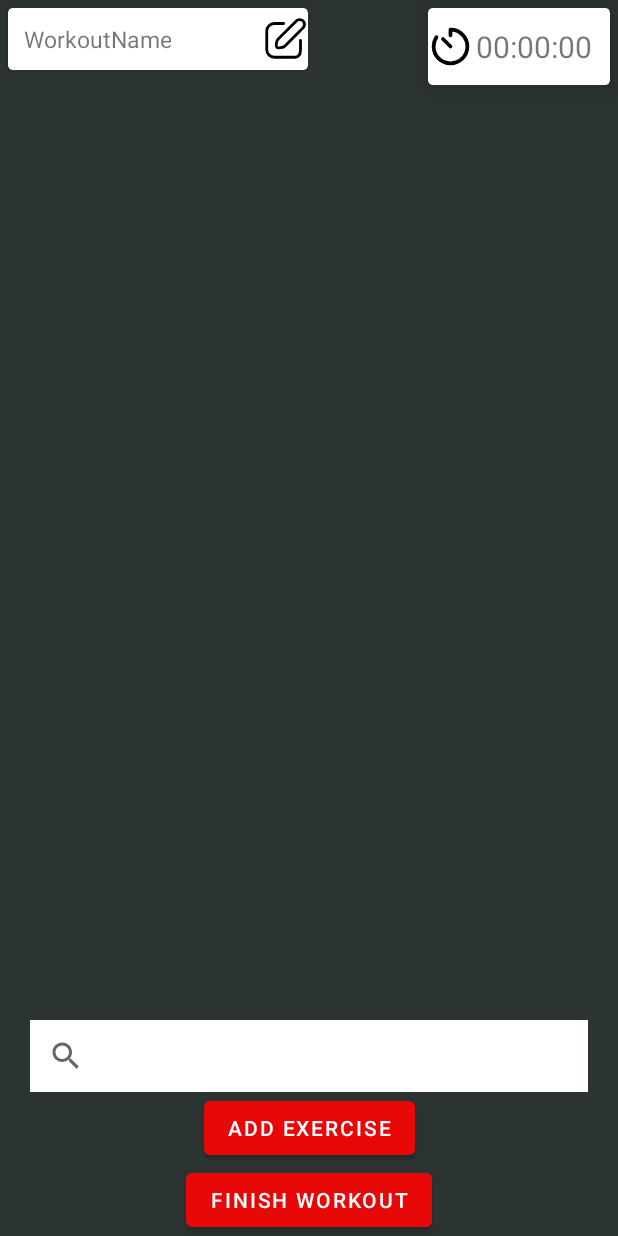
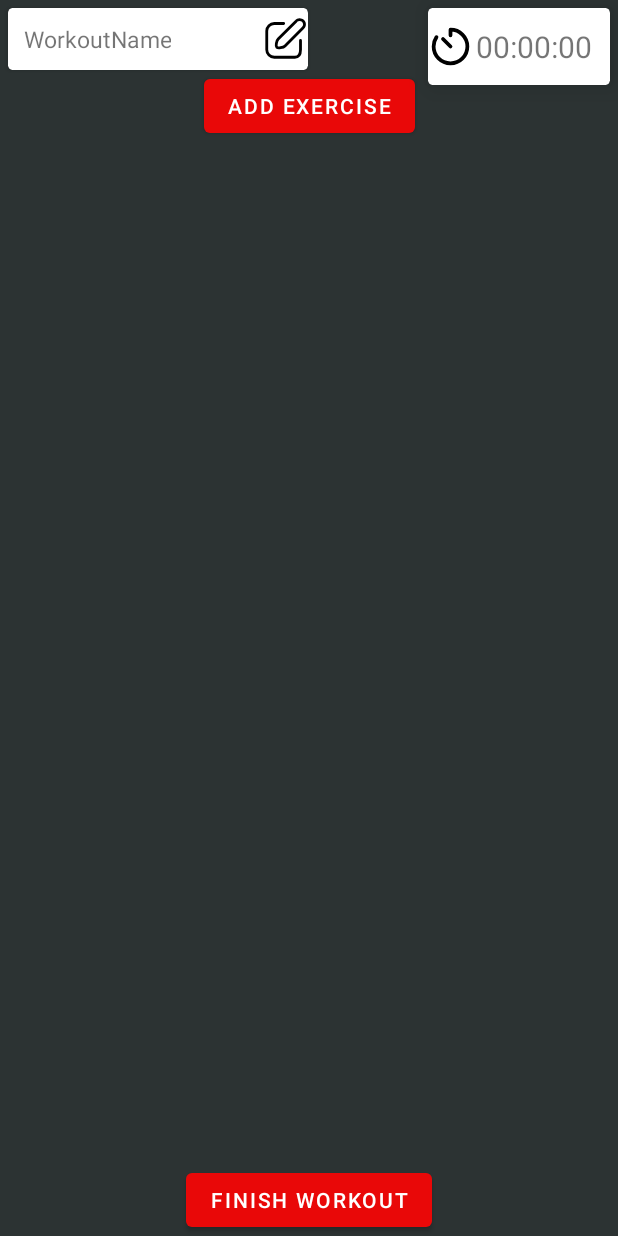
Before and after one commit to asherb93/GymBro, an Android app: the layout activity_workout.xml on its own in the app's theme, with its tools: preview values and no code run, on a phone screen of 412 x 824 dp. Run offline under Robolectric (Android 15) with nearby library versions, the phone set to English and light mode, and no system bars.

Commit message:
update
-Workout activity is more functional now
-add set button works
-add exercise button works but needs polishing

```diff
--- a/app/src/main/java/com/example/gymbro/Adapters/ExerciseSetAdapter.java
+++ b/app/src/main/java/com/example/gymbro/Adapters/ExerciseSetAdapter.java
@@ -4,6 +4,7 @@ import android.content.Context;
 import android.view.LayoutInflater;
 import android.view.View;
 import android.view.ViewGroup;
+import android.widget.Button;
 import android.widget.CheckBox;
 import android.widget.TextView;
 
@@ -58,6 +59,7 @@ public class ExerciseSetAdapter extends RecyclerView.Adapter<ExerciseSetAdapter.
         TextView setRepsTV;
         CheckBox setCheckBox;
 
+
         public MyViewHolder(@NonNull View itemView) {
             super(itemView);
             setNumberTV = itemView.findViewById(R.id.set_number_LBL);
--- a/app/src/main/java/com/example/gymbro/Adapters/WorkoutRecyclerViewAdapter.java
+++ b/app/src/main/java/com/example/gymbro/Adapters/WorkoutRecyclerViewAdapter.java
@@ -58,7 +58,7 @@ public class WorkoutRecyclerViewAdapter extends RecyclerView.Adapter<WorkoutRecy
             holder.yesDeleteButton.setOnClickListener(v2 -> {
 
                 holder.workoutCardView.setAnimation(fadeOutAnimation);
-               // workoutsArray.remove(position);
+                workoutsArray.remove(position);
                 holder.askDeleteCardView.setVisibility(View.GONE);
                 SignalManager.getInstance().toast(workout.getWorkoutName()+" deleted");
                 SignalManager.getInstance().vibrate(1000);
--- a/app/src/main/java/com/example/gymbro/Models/ExerciseSet.java
+++ b/app/src/main/java/com/example/gymbro/Models/ExerciseSet.java
@@ -16,6 +16,11 @@ public class ExerciseSet {
         this.reps = reps;
         this.weight = weight;
     }
+
+    public ExerciseSet() {
+
+    }
+
 
     public ExerciseSet setReps(int reps) {
         this.reps = reps;
--- a/app/src/main/java/com/example/gymbro/Models/Workout.java
+++ b/app/src/main/java/com/example/gymbro/Models/Workout.java
@@ -9,6 +9,7 @@ public class Workout {
     private String workoutName;
     private String workoutDescription;
     private ArrayList<Exercise> exercises;
+
 
 
     private  int workoutid;
@@ -32,6 +33,7 @@ public class Workout {
         this.workoutName = workoutName;
         this.workoutDescription = workoutDescription;
         this.workoutid++;
+        this.exercises = new ArrayList<>();
     }
 
     public ArrayList<Exercise> getExercises() {
--- a/app/src/main/res/layout/activity_workout.xml
+++ b/app/src/main/res/layout/activity_workout.xml
@@ -78,35 +78,37 @@
     </androidx.cardview.widget.CardView>
 
 
-
     <androidx.recyclerview.widget.RecyclerView
         android:id="@+id/workouts_recyclerview"
         android:layout_width="match_parent"
+        android:layout_height="0dp"
         android:layout_margin="10dp"
-        android:layout_height="0dp"
-        app:layout_constraintBottom_toTopOf="@+id/searchView"
-        app:layout_constraintEnd_toEndOf="@+id/button2"
-        app:layout_constraintStart_toStartOf="@+id/button2"
-        app:layout_constraintTop_toBottomOf="@+id/cardView" />
+        app:layout_constraintBottom_toTopOf="@+id/button"
+        app:layout_constraintEnd_toEndOf="@+id/new_exercise_button"
+        app:layout_constraintStart_toStartOf="@+id/new_exercise_button"
+        app:layout_constraintTop_toBottomOf="@+id/new_exercise_button" />
 
     <Button
-        android:id="@+id/button2"
+        android:id="@+id/new_exercise_button"
         android:layout_width="wrap_content"
         android:layout_height="wrap_content"
         android:text="Add exercise"
-        app:layout_constraintBottom_toTopOf="@+id/button"
         app:layout_constraintEnd_toEndOf="parent"
-        app:layout_constraintStart_toStartOf="parent" />
+        app:layout_constraintStart_toStartOf="parent"
+        app:layout_constraintTop_toBottomOf="@+id/exercise_auto_complete_text_view" />
 
-    <SearchView
-        android:id="@+id/searchView"
+    <AutoCompleteTextView
+        android:id="@+id/exercise_auto_complete_text_view"
         android:layout_width="match_parent"
         android:layout_height="wrap_content"
         android:layout_marginHorizontal="20dp"
+        android:layout_marginTop="20dp"
+        android:visibility="gone"
+        android:padding="10dp"
         android:background="@color/white"
-        app:layout_constraintBottom_toTopOf="@+id/button2"
-        app:layout_constraintEnd_toEndOf="@+id/button2"
-        app:layout_constraintStart_toStartOf="@+id/button2" />
+        app:layout_constraintEnd_toEndOf="parent"
+        app:layout_constraintStart_toStartOf="parent"
+        app:layout_constraintTop_toBottomOf="@+id/cardView" />
 
     <Button
         android:id="@+id/button"
--- a/app/src/main/res/layout/workout_execise_card_view.xml
+++ b/app/src/main/res/layout/workout_execise_card_view.xml
@@ -56,7 +56,8 @@
 
                 app:layout_constraintTop_toBottomOf="@id/exercise_set_recyclerview">
 
-                <androidx.appcompat.widget.AppCompatButton
+                <Button
+                    android:id="@+id/new_set_button"
                     android:layout_width="wrap_content"
                     android:layout_height="wrap_content"
                     android:background="@color/purple_red"
```
Also changed, not shown: app/src/main/java/com/example/gymbro/Activities/MainActivity.java (+11 -0 lines), app/src/main/java/com/example/gymbro/Activities/WorkoutActivity.java (+52 -1 lines), app/src/main/java/com/example/gymbro/Adapters/ExerciseAdapter.java (+20 -4 lines), app/src/main/java/com/example/gymbro/Utils/DataManager.java (+27 -15 lines).
